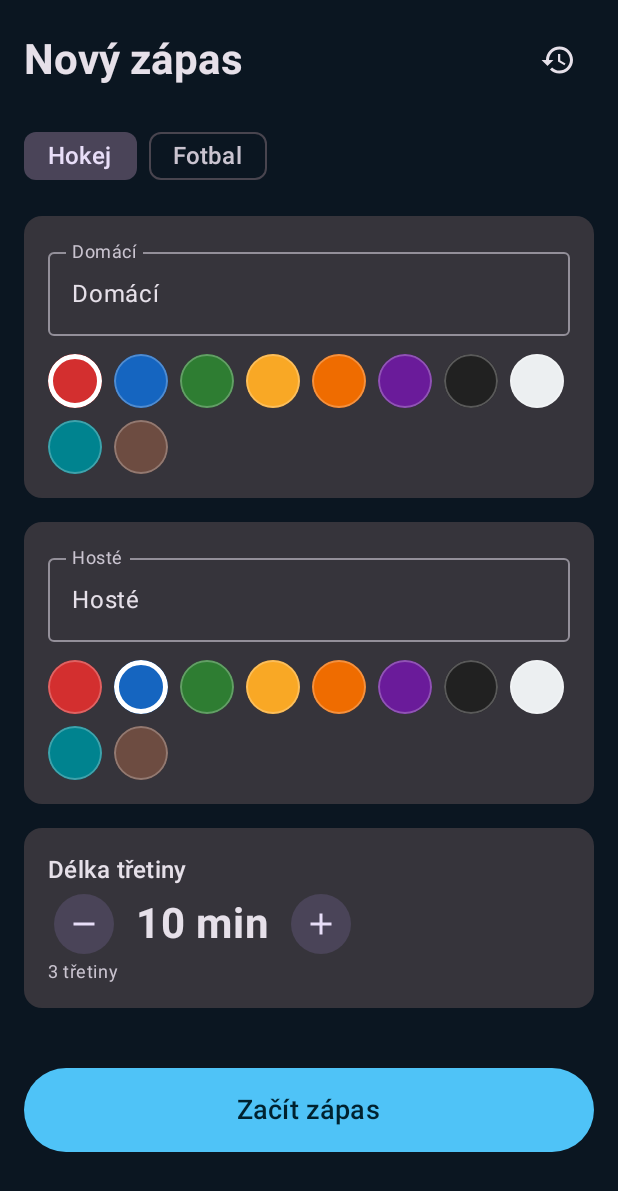
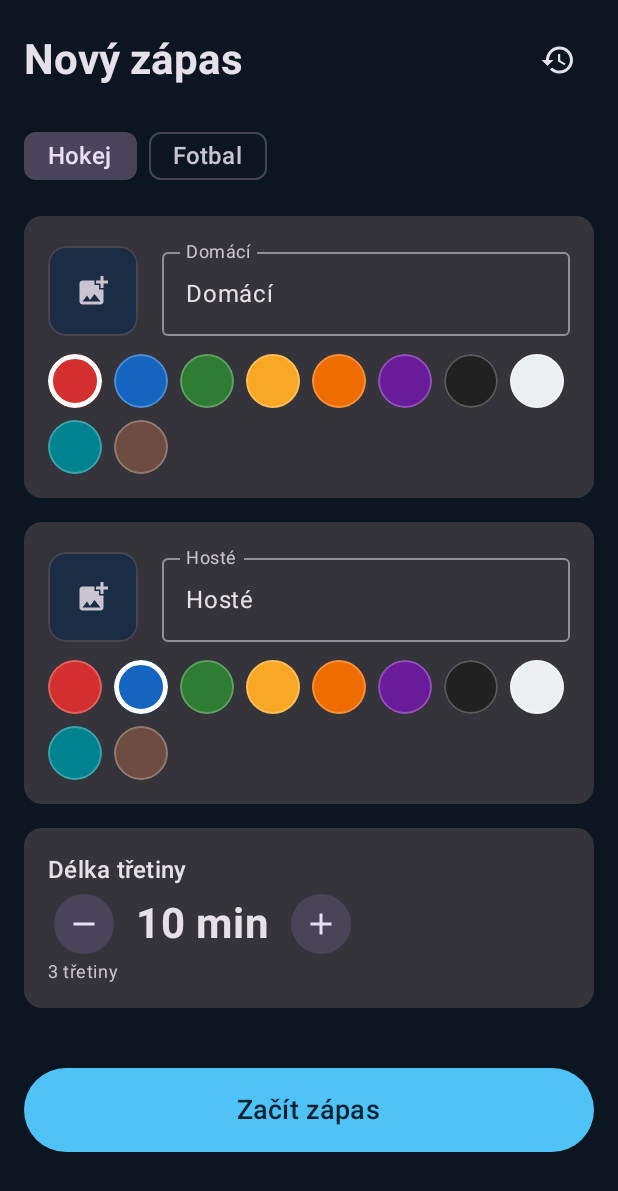
Before and after one commit to honzika/hokej-zapis, an Android app built with Jetpack Compose: the screen it shows after launch (MainActivity), on a phone screen of 412 x 824 dp. Shown: the top 1191 px of the screen. Run offline under Robolectric (Android 15) with nearby library versions, the phone set to English and light mode, and no system bars; libraries missing offline, so code that uses them is left out: com.google.android.gms; 2 statements that could not run were skipped.

Commit message:
Logo týmu: výběr z galerie, paměť podle názvu, zobrazení v appce i na TV
Logo se zmenší na max. 160 px WebP (≤ 16 kB), aby se obě loga vešla do Cast
zprávy. Pamatuje se podle názvu týmu v logos.json, do historie se neukládá.
iOS zatím jen zobrazuje (výběr fotky doplní build v Xcode).

Co-Authored-By: Claude Opus 5.5 <noreply@anthropic.com>

```diff
--- a/composeApp/src/androidMain/kotlin/cz/hokej/zapis/MainActivity.kt
+++ b/composeApp/src/androidMain/kotlin/cz/hokej/zapis/MainActivity.kt
@@ -15,6 +15,7 @@ class MainActivity : AppCompatActivity() {
         super.onCreate(savedInstanceState)
         val publisher = CastPublisher.get(this)
         val history = FileTextStore.history(this)
-        setContent { App(publisher, history) }
+        val logos = FileTextStore.logos(this)
+        setContent { App(publisher, history, logos) }
     }
 }
--- a/composeApp/src/androidMain/kotlin/cz/hokej/zapis/history/FileTextStore.kt
+++ b/composeApp/src/androidMain/kotlin/cz/hokej/zapis/history/FileTextStore.kt
@@ -21,5 +21,13 @@ class FileTextStore(private val file: File) : TextStore {
             history ?: synchronized(this) {
                 history ?: MatchHistory(FileTextStore(File(context.filesDir, "matches.json"))).also { history = it }
             }
+
+        @Volatile
+        private var logos: LogoLibrary? = null
+
+        fun logos(context: Context): LogoLibrary =
+            logos ?: synchronized(this) {
+                logos ?: LogoLibrary(FileTextStore(File(context.filesDir, "logos.json"))).also { logos = it }
+            }
     }
 }
--- /dev/null
+++ b/composeApp/src/commonMain/kotlin/cz/hokej/zapis/history/LogoLibrary.kt
@@ -0,0 +1,46 @@
+package cz.hokej.zapis.history
+
+import cz.hokej.zapis.model.Logo
+import kotlinx.serialization.Serializable
+import kotlinx.serialization.builtins.MapSerializer
+import kotlinx.serialization.builtins.serializer
+import kotlinx.serialization.json.Json
+import kotlin.io.encoding.Base64
+import kotlin.io.encoding.ExperimentalEncodingApi
+
+/**
+ * Loga podle názvu týmu. Vybrané logo se pamatuje, takže se příště doplní samo
+ * a zobrazí se i u starších zápasů v historii (do záznamu zápasu se logo neukládá).
+ */
+@OptIn(ExperimentalEncodingApi::class)
+class LogoLibrary(private val store: TextStore) {
+    @Serializable
+    private data class Entry(val mimeType: String, val base64: String)
+
+    private val json = Json { ignoreUnknownKeys = true }
+    private val serializer = MapSerializer(String.serializer(), Entry.serializer())
+    private val entries: MutableMap<String, Entry> =
+        (runCatching { store.read()?.let { json.decodeFromString(serializer, it) } }.getOrNull() ?: emptyMap()).toMutableMap()
+    private val cache = mutableMapOf<String, Logo>()
+
+    fun get(teamName: String): Logo? {
+        val key = key(teamName)
+        cache[key]?.let { return it }
+        val e = entries[key] ?: return null
+        return runCatching { Logo(Base64.decode(e.base64), e.mimeType) }.getOrNull()?.also { cache[key] = it }
+    }
+
+    /** null logo odebere. */
+    fun put(teamName: String, logo: Logo?) {
+        val key = key(teamName)
+        if (key.isEmpty()) return
+        cache.remove(key)
+        if (logo == null) entries.remove(key) else {
+            entries[key] = Entry(logo.mimeType, Base64.encode(logo.bytes))
+            cache[key] = logo
+        }
+        store.write(json.encodeToString(serializer, entries))
+    }
+
+    private fun key(teamName: String) = teamName.trim().lowercase()
+}
--- a/composeApp/src/commonMain/kotlin/cz/hokej/zapis/ui/App.kt
+++ b/composeApp/src/commonMain/kotlin/cz/hokej/zapis/ui/App.kt
@@ -14,6 +14,7 @@ import androidx.lifecycle.viewmodel.compose.viewModel
 import cz.hokej.zapis.cast.NoopPublisher
 import cz.hokej.zapis.cast.ScoreboardPublisher
 import cz.hokej.zapis.history.InMemoryTextStore
+import cz.hokej.zapis.history.LogoLibrary
 import cz.hokej.zapis.history.MatchHistory
 import cz.hokej.zapis.history.formatDateTime
 import cz.hokej.zapis.history.toState
@@ -31,7 +32,8 @@ private val IceScheme: ColorScheme = darkColorScheme(
 fun App(
     publisher: ScoreboardPublisher = NoopPublisher,
     history: MatchHistory = MatchHistory(InMemoryTextStore()),
-    vm: MatchViewModel = viewModel { MatchViewModel(publisher, history) },
+    logos: LogoLibrary = LogoLibrary(InMemoryTextStore()),
+    vm: MatchViewModel = viewModel { MatchViewModel(publisher, history, logos) },
 ) {
     MaterialTheme(colorScheme = IceScheme) {
         Surface(Modifier.fillMaxSize(), color = MaterialTheme.colorScheme.background) {
@@ -52,6 +54,7 @@ fun App(
                         matches = vm.history.matches.collectAsState().value,
                         onOpen = vm::openRecord,
                         onDelete = vm::deleteRecord,
+                        logoFor = vm.logos::get,
                         onBack = vm::closeHistory,
                     )
                 }
@@ -59,13 +62,19 @@ fun App(
                     val record = vm.selectedRecord!!
                     PlatformBackHandler(vm::closeHistory)
                     SummaryScreen(
-                        state = record.toState(),
+                        state = record.toState(vm.logos::get),
                         title = formatDateTime(record.startedAtMs),
                         actionLabel = "Zpět na zápasy",
                         onNewMatch = vm::closeHistory,
                     )
                 }
-                else -> SetupScreen(vm.lastConfig, onStart = vm::startMatch, onHistory = vm::openHistory)
+                else -> SetupScreen(
+                    vm.lastConfig,
+                    onStart = vm::startMatch,
+                    onHistory = vm::openHistory,
+                    logoFor = vm.logos::get,
+                    onLogoChange = vm.logos::put,
+                )
             }
         }
     }
--- /dev/null
+++ b/composeApp/src/commonMain/kotlin/cz/hokej/zapis/ui/Logos.kt
@@ -0,0 +1,69 @@
+package cz.hokej.zapis.ui
+
+import androidx.compose.foundation.Image
+import androidx.compose.foundation.background
+import androidx.compose.foundation.border
+import androidx.compose.foundation.clickable
+import androidx.compose.foundation.layout.Box
+import androidx.compose.foundation.layout.offset
+import androidx.compose.foundation.layout.padding
+import androidx.compose.foundation.layout.size
+import androidx.compose.foundation.shape.CircleShape
+import androidx.compose.foundation.shape.RoundedCornerShape
+import androidx.compose.material.icons.Icons
+import androidx.compose.material.icons.filled.AddPhotoAlternate
+import androidx.compose.material.icons.filled.Close
+import androidx.compose.material3.Icon
+import androidx.compose.material3.MaterialTheme
+import androidx.compose.runtime.Composable
+import androidx.compose.runtime.remember
+import androidx.compose.ui.Alignment
+import androidx.compose.ui.Modifier
+import androidx.compose.ui.draw.clip
+import androidx.compose.ui.graphics.ImageBitmap
+import androidx.compose.ui.layout.ContentScale
+import androidx.compose.ui.unit.Dp
+import androidx.compose.ui.unit.dp
+import cz.hokej.zapis.model.Logo
+
+/** Otevře výběr obrázku; null = platforma výběr zatím neumí (iOS). */
+@Composable
+expect fun rememberLogoPicker(onPicked: (Logo) -> Unit): (() -> Unit)?
+
+expect fun decodeLogo(logo: Logo): ImageBitmap?
+
+/** Logo týmu, nebo nic (bez prázdného místa), když tým logo nemá. */
+@Composable
+fun TeamLogo(logo: Logo?, size: Dp, modifier: Modifier = Modifier) {
+    val bitmap = remember(logo) { logo?.let(::decodeLogo) } ?: return
+    Image(bitmap, contentDescription = null, modifier = modifier.size(size), contentScale = ContentScale.Fit)
+}
+
+/** Políčko v nastavení: klepnutím se vybere logo, křížkem odebere. */
+@Composable
+fun LogoSlot(logo: Logo?, onPick: (() -> Unit)?, onRemove: () -> Unit) {
+    if (onPick == null && logo == null) return
+    Box(Modifier.size(64.dp)) {
+        val shape = RoundedCornerShape(12.dp)
+        Box(
+            Modifier.size(60.dp).align(Alignment.BottomStart)
+                .clip(shape)
+                .background(MaterialTheme.colorScheme.surfaceContainerHigh)
+                .border(1.dp, MaterialTheme.colorScheme.outlineVariant, shape)
+                .let { if (onPick != null) it.clickable(onClick = onPick) else it },
+            contentAlignment = Alignment.Center,
+        ) {
+            if (logo != null) TeamLogo(logo, 52.dp)
+            else Icon(Icons.Default.AddPhotoAlternate, "Vybrat logo", tint = MaterialTheme.colorScheme.onSurfaceVariant)
+        }
+        if (logo != null) {
+            Box(
+                Modifier.size(24.dp).align(Alignment.TopEnd).offset(x = 4.dp)
+                    .clip(CircleShape)
+                    .background(MaterialTheme.colorScheme.surfaceVariant)
+                    .clickable(onClick = onRemove)
+                    .padding(4.dp),
+            ) { Icon(Icons.Default.Close, "Odebrat logo") }
+        }
+    }
+}
--- a/composeApp/src/commonMain/kotlin/cz/hokej/zapis/ui/MatchViewModel.kt
+++ b/composeApp/src/commonMain/kotlin/cz/hokej/zapis/ui/MatchViewModel.kt
@@ -20,6 +20,7 @@ import kotlinx.coroutines.flow.distinctUntilChanged
 import kotlinx.coroutines.flow.map
 import kotlinx.coroutines.launch
 import cz.hokej.zapis.history.InMemoryTextStore
+import cz.hokej.zapis.history.LogoLibrary
 import cz.hokej.zapis.history.MatchHistory
 import cz.hokej.zapis.history.MatchRecord
 import cz.hokej.zapis.history.toRecord
@@ -31,6 +32,7 @@ enum class Screen { SETUP, MATCH, SUMMARY, HISTORY, HISTORY_DETAIL }
 class MatchViewModel(
     private val publisher: ScoreboardPublisher = NoopPublisher,
     val history: MatchHistory = MatchHistory(InMemoryTextStore()),
+    val logos: LogoLibrary = LogoLibrary(InMemoryTextStore()),
 ) : ViewModel() {
     private val _screen = MutableStateFlow(Screen.SETUP)
     val screen: StateFlow<Screen> = _screen.asStateFlow()
--- a/composeApp/src/commonMain/kotlin/cz/hokej/zapis/ui/SetupScreen.kt
+++ b/composeApp/src/commonMain/kotlin/cz/hokej/zapis/ui/SetupScreen.kt
@@ -44,6 +44,7 @@ import androidx.compose.ui.graphics.Color
 import androidx.compose.ui.text.font.FontWeight
 import androidx.compose.ui.unit.dp
 import androidx.compose.ui.unit.sp
+import cz.hokej.zapis.model.Logo
 import cz.hokej.zapis.model.MatchConfig
 import cz.hokej.zapis.model.Sport
 import androidx.compose.material3.FilterChip
@@ -51,10 +52,18 @@ import cz.hokej.zapis.model.Team
 import cz.hokej.zapis.model.TeamColors
 
 @Composable
-fun SetupScreen(initial: MatchConfig, onStart: (MatchConfig) -> Unit, onHistory: () -> Unit) {
+fun SetupScreen(
+    initial: MatchConfig,
+    onStart: (MatchConfig) -> Unit,
+    onHistory: () -> Unit,
+    logoFor: (String) -> Logo? = { null },
+    onLogoChange: (String, Logo?) -> Unit = { _, _ -> },
+) {
     var homeName by remember { mutableStateOf(initial.home.name) }
     var homeColor by remember { mutableLongStateOf(initial.home.color) }
+    var homeLogo by remember { mutableStateOf(initial.home.logo ?: logoFor(initial.home.name)) }
     var awayName by remember { mutableStateOf(initial.away.name) }
+    var awayLogo by remember { mutableStateOf(initial.away.logo ?: logoFor(initial.away.name)) }
     var awayColor by remember { mutableLongStateOf(initial.away.color) }
     var minutes by remember { mutableIntStateOf(initial.periodLengthSec / 60) }
     var sport by remember { mutableStateOf(initial.sport) }
@@ -84,8 +93,15 @@ fun SetupScreen(initial: MatchConfig, onStart: (MatchConfig) -> Unit, onHistory:
             }
         }
 
-        TeamEditor("Domácí", homeName, { homeName = it }, homeColor, { homeColor = it })
-        TeamEditor("Hosté", awayName, { awayName = it }, awayColor, { awayColor = it })
+        // Logo patří k názvu týmu: po přepsání názvu se doplní uložené logo daného týmu.
+        TeamEditor(
+            "Domácí", homeName, { homeName = it; homeLogo = logoFor(it) }, homeColor, { homeColor = it },
+            homeLogo, { homeLogo = it; onLogoChange(homeName, it) },
+        )
+        TeamEditor(
+            "Hosté", awayName, { awayName = it; awayLogo = logoFor(it) }, awayColor, { awayColor = it },
+            awayLogo, { awayLogo = it; onLogoChange(awayName, it) },
+        )
 
         Card(Modifier.fillMaxWidth()) {
             Column(Modifier.padding(16.dp)) {
@@ -114,8 +130,8 @@ fun SetupScreen(initial: MatchConfig, onStart: (MatchConfig) -> Unit, onHistory:
             onClick = {
                 onStart(
                     MatchConfig(
-                        home = Team(homeName.trim().ifEmpty { "Domácí" }, homeColor),
-                        away = Team(awayName.trim().ifEmpty { "Hosté" }, awayColor),
+                        home = Team(homeName.trim().ifEmpty { "Domácí" }, homeColor, homeLogo),
+                        away = Team(awayName.trim().ifEmpty { "Hosté" }, awayColor, awayLogo),
                         periodLengthSec = minutes * 60,
                         sport = sport,
                     )
@@ -133,16 +149,22 @@ private fun TeamEditor(
     onName: (String) -> Unit,
     color: Long,
     onColor: (Long) -> Unit,
+    logo: Logo?,
+    onLogo: (Logo?) -> Unit,
 ) {
+    val pickLogo = rememberLogoPicker { onLogo(it) }
     Card(Modifier.fillMaxWidth()) {
         Column(Modifier.padding(16.dp), verticalArrangement = Arrangement.spacedBy(12.dp)) {
+            Row(verticalAlignment = Alignment.CenterVertically, horizontalArrangement = Arrangement.spacedBy(12.dp)) {
+                LogoSlot(logo, pickLogo, onRemove = { onLogo(null) })
                 OutlinedTextField(
                     value = name,
                     onValueChange = { onName(it.take(24)) },
                     label = { Text(label) },
                     singleLine = true,
-                modifier = Modifier.fillMaxWidth(),
+                    modifier = Modifier.weight(1f),
                 )
+            }
             FlowRow(horizontalArrangement = Arrangement.spacedBy(8.dp), verticalArrangement = Arrangement.spacedBy(8.dp)) {
                 TeamColors.forEach { c ->
                     val selected = c == color
```
Also changed, not shown: composeApp/src/androidMain/kotlin/cz/hokej/zapis/ui/Platform.android.kt (+69 -0 lines), composeApp/src/commonMain/kotlin/cz/hokej/zapis/history/MatchHistory.kt (+5 -4 lines), composeApp/src/commonMain/kotlin/cz/hokej/zapis/ui/HistoryScreen.kt (+15 -7 lines), composeApp/src/commonMain/kotlin/cz/hokej/zapis/ui/MatchScreen.kt (+12 -6 lines), composeApp/src/commonMain/kotlin/cz/hokej/zapis/ui/SummaryScreen.kt (+8 -2 lines), 5 other files. Lines whose indentation alone changed are shown as unchanged.
